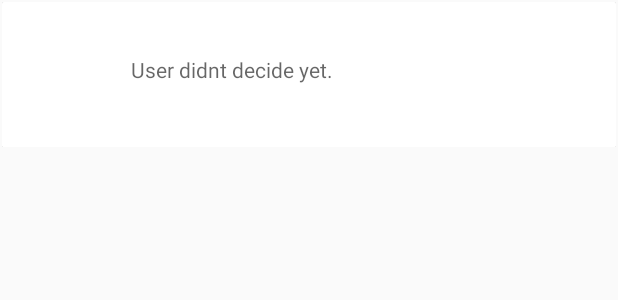
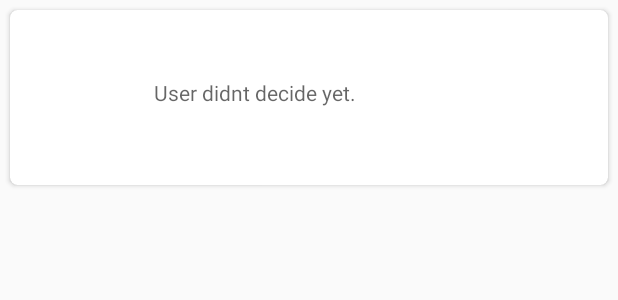
Before and after one commit to RetRo99/Go4LunchImproved, an Android app: the layout fragment_list_workmates_view_item.xml on its own in the app's theme, with its tools: preview values and no code run, on a phone screen of 412 x 824 dp. Shown: the top 300 px of the screen. Run offline under Robolectric (Android 15) with nearby library versions, the phone set to English and light mode, and no system bars.

Commit message:
Added realtime updates to the picked restaurant

```diff
--- a/app/src/main/java/com/example/go4lunchimproved/adapters/UserAdapter.kt
+++ b/app/src/main/java/com/example/go4lunchimproved/adapters/UserAdapter.kt
@@ -35,7 +35,7 @@ return users.size    }
          fun bindUser(user: User) {
             view.apply {
                 fragment_list_workmates_view_item_workmate_photo.loadProfilePhoto(user.photoUrl)
-                fragment_list_workmates_view_item_workmate_details.text = user.name
+                fragment_list_workmates_view_item_workmate_details.text = user.pickedRestaurantText
             }
         }
 
--- a/app/src/main/java/com/example/go4lunchimproved/model/SquareDetailsResponse.kt
+++ b/app/src/main/java/com/example/go4lunchimproved/model/SquareDetailsResponse.kt
@@ -30,6 +30,8 @@ data class Venue(
     override fun compareTo(other: Venue): Int {
         return if (other.location.distance!! > this.location.distance!!) -1 else 1
     }
+
+
 
     fun getPhotoUrl(): String {
         return "${bestPhoto?.prefix}1920x1080${bestPhoto?.suffix}"
--- a/app/src/main/java/com/example/go4lunchimproved/model/User.kt
+++ b/app/src/main/java/com/example/go4lunchimproved/model/User.kt
@@ -4,5 +4,7 @@ data class User(
     val uid: String? = "",
     var name: String? = "",
     val email: String? = "",
-    val photoUrl: String? = ""
+    val photoUrl: String? = "",
+    var restaurantId:String? = "",
+     var pickedRestaurantText:String? = ""
 )
--- a/app/src/main/java/com/example/go4lunchimproved/network/Repository.kt
+++ b/app/src/main/java/com/example/go4lunchimproved/network/Repository.kt
@@ -20,7 +20,7 @@ object Repository {
     }
 
 
-    fun loadSquareNearbyRestaurants(locationString: String, distance: String = "7000") {
+    fun loadSquareNearbyRestaurants(locationString: String, distance: String = "100") {
 
         val observable =
             ApiClient.getClientSquareRestaurant.getNearbySquareRestaurants(locationString, distance)
--- /dev/null
+++ b/app/src/main/res/drawable/ic_check_circle_black_24dp.xml
@@ -0,0 +1,5 @@
+<vector android:height="30dp" android:tint="#B50F2A"
+    android:viewportHeight="24.0" android:viewportWidth="24.0"
+    android:width="30dp" xmlns:android="http://schemas.android.com/apk/res/android">
+    <path android:fillColor="#FF000000" android:pathData="M12,2C6.48,2 2,6.48 2,12s4.48,10 10,10 10,-4.48 10,-10S17.52,2 12,2zM10,17l-5,-5 1.41,-1.41L10,14.17l7.59,-7.59L19,8l-9,9z"/>
+</vector>
--- a/app/src/main/res/layout/fragment_list_workmates_view_item.xml
+++ b/app/src/main/res/layout/fragment_list_workmates_view_item.xml
@@ -7,12 +7,16 @@
     android:padding="@dimen/recycler_padding">
 
     <card_view:androidx.cardview.widget.CardView
-        xmlns:card_view="http://schemas.android.com/apk/res-auto"
-        android:id="@+id/fragment_list_workmates_view_item_card"
-        android:layout_gravity="center"
-        android:layout_width="match_parent"
-        android:layout_height="match_parent"
-        card_view:cardCornerRadius="1dp">
+            xmlns:card_view="http://schemas.android.com/apk/res-auto" xmlns:app="http://schemas.android.com/tools"
+
+            android:orientation="horizontal"
+            android:layout_width="match_parent"
+            android:layout_height="wrap_content"
+            android:id="@+id/card_view"
+            android:layout_gravity="center"
+            android:layout_margin="5dp"
+            card_view:cardCornerRadius="5dp"
+            card_view:contentPadding="10dp">
 
         <LinearLayout
             xmlns:android="http://schemas.android.com/apk/res/android"
--- a/app/src/main/res/layout/fragment_restaurant_detail.xml
+++ b/app/src/main/res/layout/fragment_restaurant_detail.xml
@@ -15,11 +15,12 @@
                 app:layout_constraintTop_toTopOf="parent" app:layout_constraintStart_toStartOf="parent"
                 app:layout_constraintEnd_toEndOf="parent"/>
         <com.google.android.material.floatingactionbutton.FloatingActionButton
-                android:src="@drawable/ic_button_unchecked_30dp"
+                android:src="@drawable/ic_check_circle_black_24dp"
                 android:layout_width="wrap_content"
                 app:backgroundTint="@android:color/white"
                 android:layout_height="wrap_content"
                 android:clickable="true"
+                app:maxImageSize="56dp"
                 android:id="@+id/pickFab" app:layout_constraintEnd_toEndOf="parent"
                 android:layout_marginEnd="16dp" android:layout_marginTop="172dp"
                 app:layout_constraintTop_toTopOf="parent"
--- a/app/src/main/res/layout/restaurant_recycle_item.xml
+++ b/app/src/main/res/layout/restaurant_recycle_item.xml
@@ -5,9 +5,7 @@
         android:layout_width="match_parent"
         android:layout_height="wrap_content">
 
-    <card_view:androidx.cardview.widget.CardView
-        xmlns:android="http://schemas.android.com/apk/res/android"
-        xmlns:card_view="http://schemas.android.com/apk/res-auto" xmlns:app="http://schemas.android.com/tools"
+    <card_view:androidx.cardview.widget.CardView xmlns:card_view="http://schemas.android.com/apk/res-auto" xmlns:app="http://schemas.android.com/tools"
 
         android:orientation="horizontal"
         android:layout_width="match_parent"
@@ -19,7 +17,6 @@
         card_view:contentPadding="10dp">
 
         <LinearLayout
-                xmlns:android="http://schemas.android.com/apk/res/android"
                 android:orientation="horizontal"
                 android:layout_width="match_parent"
                 android:layout_height="match_parent"
--- a/app/src/main/res/values/dimen.xml
+++ b/app/src/main/res/values/dimen.xml
@@ -1,5 +1,5 @@
 <?xml version="1.0" encoding="utf-8"?>
-<resources>
+<resources xmlns:tools="http://schemas.android.com/tools">
     <dimen name="activity_horizontal_margin">16dp</dimen>
     <dimen name="activity_vertical_margin">16dp</dimen>
     <dimen name="profile_width">75dp</dimen>
@@ -15,4 +15,5 @@
     <dimen name="recycler_text_margin">10dp</dimen>
 
     <dimen name="margin">5dip</dimen>
+
 </resources>
--- a/build.gradle
+++ b/build.gradle
@@ -9,7 +9,7 @@ buildscript {
     }
     dependencies {
         classpath 'com.google.gms:google-services:4.3.1'
-        classpath 'com.android.tools.build:gradle:3.4.2'
+        classpath 'com.android.tools.build:gradle:3.5.0'
         classpath "org.jetbrains.kotlin:kotlin-gradle-plugin:$kotlin_version"
         // NOTE: Do not place your application dependencies here; they belong
         // in the individual module build.gradle files
```
Also changed, not shown: app/src/main/java/com/example/go4lunchimproved/network/FireBaseManager.kt (+38 -5 lines), app/src/main/java/com/example/go4lunchimproved/ui/RestaurantDetail.kt (+22 -3 lines), gradle/wrapper/gradle-wrapper.properties.
